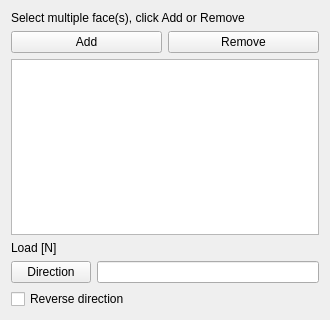
Old version of the form src/Mod/Fem/Gui/TaskFemConstraintForce.ui in the repository southseact-3d/fcd.
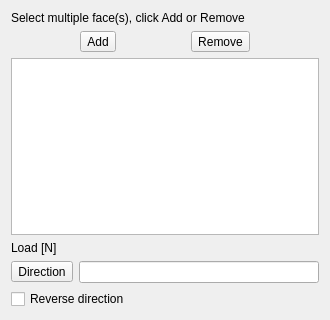
New version of the form. Custom widgets are drawn as their Qt base class.

Commit message: [FEM] Use modal add/remove for more constraints (8/??)

```diff
--- a/src/Mod/Fem/Gui/TaskFemConstraintForce.ui
+++ b/src/Mod/Fem/Gui/TaskFemConstraintForce.ui
@@ -42,17 +42,23 @@
    <item>
     <layout class="QHBoxLayout" name="horizontalLayout">
      <item>
-      <widget class="QPushButton" name="btnAdd">
+      <widget class="QToolButton" name="btnAdd">
        <property name="text">
         <string>Add</string>
        </property>
+       <property name="checkable">
+        <bool>true</bool>
+       </property>
       </widget>
      </item>
      <item>
-      <widget class="QPushButton" name="btnRemove">
+      <widget class="QToolButton" name="btnRemove">
        <property name="text">
         <string>Remove</string>
        </property>
+       <property name="checkable">
+        <bool>true</bool>
+       </property>
       </widget>
      </item>
     </layout>
@@ -94,7 +100,7 @@
    <item>
     <layout class="QHBoxLayout" name="layoutDirection">
      <item>
-      <widget class="QPushButton" name="buttonDirection">
+      <widget class="QToolButton" name="buttonDirection">
        <property name="toolTip">
         <string>Select a planar edge or face, then press this button</string>
        </property>
```
The commit also changes 20 other files.
